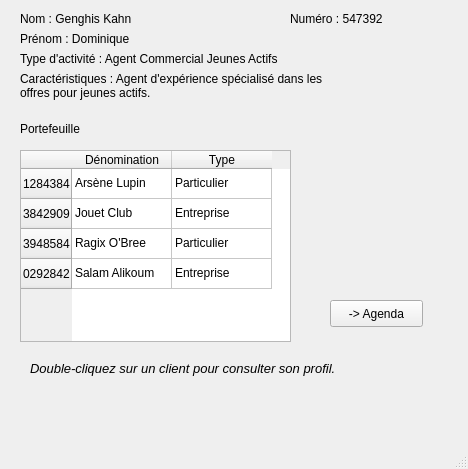
This is Fenetres/client/Agent.ui in H4413/SOA as Qt 5 draws it before an edit. The edited form follows.
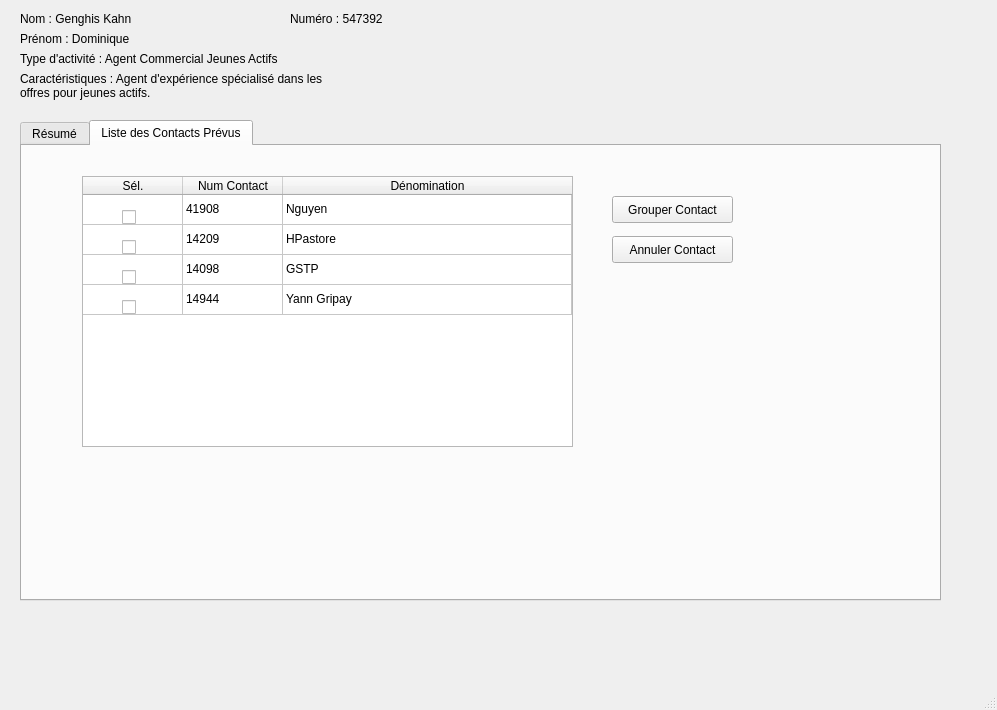
This is the edited form.

Commit message: Ajout Affichage liste des contacts prévus

Patch:
```diff
--- a/Fenetres/client/Agent.ui
+++ b/Fenetres/client/Agent.ui
@@ -6,27 +6,14 @@
    <rect>
     <x>0</x>
     <y>0</y>
-    <width>468</width>
-    <height>469</height>
+    <width>997</width>
+    <height>710</height>
    </rect>
   </property>
   <property name="windowTitle">
    <string>Dominique Genghis Kahn</string>
   </property>
   <widget class="QWidget" name="centralwidget">
-   <widget class="QLabel" name="label">
-    <property name="geometry">
-     <rect>
-      <x>20</x>
-      <y>120</y>
-      <width>131</width>
-      <height>17</height>
-     </rect>
-    </property>
-    <property name="text">
-     <string>Portefeuille</string>
-    </property>
-   </widget>
    <widget class="QLabel" name="label_2">
     <property name="geometry">
      <rect>
@@ -79,19 +66,6 @@
      <string>Numéro : 547392</string>
     </property>
    </widget>
-   <widget class="QPushButton" name="pushButton">
-    <property name="geometry">
-     <rect>
-      <x>330</x>
-      <y>300</y>
-      <width>93</width>
-      <height>27</height>
-     </rect>
-    </property>
-    <property name="text">
-     <string>-&gt; Agenda</string>
-    </property>
-   </widget>
    <widget class="QLabel" name="label_6">
     <property name="geometry">
      <rect>
@@ -106,11 +80,70 @@
 offres pour jeunes actifs.</string>
     </property>
    </widget>
-   <widget class="QTableWidget" name="tableWidget">
+   <widget class="QTabWidget" name="tabWidget">
     <property name="geometry">
      <rect>
       <x>20</x>
-      <y>150</y>
+      <y>120</y>
+      <width>921</width>
+      <height>481</height>
+     </rect>
+    </property>
+    <property name="currentIndex">
+     <number>1</number>
+    </property>
+    <widget class="QWidget" name="tab">
+     <attribute name="title">
+      <string>Résumé</string>
+     </attribute>
+     <widget class="QLabel" name="label_8">
+      <property name="geometry">
+       <rect>
+        <x>20</x>
+        <y>50</y>
+        <width>131</width>
+        <height>17</height>
+       </rect>
+      </property>
+      <property name="text">
+       <string>Portefeuille</string>
+      </property>
+     </widget>
+     <widget class="QLabel" name="label_9">
+      <property name="geometry">
+       <rect>
+        <x>30</x>
+        <y>290</y>
+        <width>351</width>
+        <height>17</height>
+       </rect>
+      </property>
+      <property name="text">
+       <string>&lt;!DOCTYPE HTML PUBLIC &quot;-//W3C//DTD HTML 4.0//EN&quot; &quot;http://www.w3.org/TR/REC-html40/strict.dtd&quot;&gt;
+&lt;html&gt;&lt;head&gt;&lt;meta name=&quot;qrichtext&quot; content=&quot;1&quot; /&gt;&lt;style type=&quot;text/css&quot;&gt;
+p, li { white-space: pre-wrap; }
+&lt;/style&gt;&lt;/head&gt;&lt;body style=&quot; font-family:'Sans'; font-size:10pt; font-weight:400; font-style:normal;&quot;&gt;
+&lt;p style=&quot; margin-top:0px; margin-bottom:0px; margin-left:0px; margin-right:0px; -qt-block-indent:0; text-indent:0px;&quot;&gt;&lt;span style=&quot; font-style:italic;&quot;&gt;Double-cliquez sur un client pour consulter son profil.&lt;/span&gt;&lt;/p&gt;&lt;/body&gt;&lt;/html&gt;</string>
+      </property>
+     </widget>
+     <widget class="QPushButton" name="pushButton_2">
+      <property name="geometry">
+       <rect>
+        <x>330</x>
+        <y>230</y>
+        <width>93</width>
+        <height>27</height>
+       </rect>
+      </property>
+      <property name="text">
+       <string>-&gt; Agenda</string>
+      </property>
+     </widget>
+     <widget class="QTableWidget" name="tableWidget_2">
+      <property name="geometry">
+       <rect>
+        <x>20</x>
+        <y>80</y>
       <width>271</width>
       <height>192</height>
      </rect>
@@ -186,22 +219,181 @@
      </property>
     </item>
    </widget>
-   <widget class="QLabel" name="label_7">
+    </widget>
+    <widget class="QWidget" name="tab_2">
+     <attribute name="title">
+      <string>Liste des Contacts Prévus</string>
+     </attribute>
+     <widget class="QTableWidget" name="tableWidget">
     <property name="geometry">
      <rect>
-      <x>30</x>
-      <y>360</y>
-      <width>351</width>
-      <height>17</height>
-     </rect>
-    </property>
+        <x>60</x>
+        <y>30</y>
+        <width>491</width>
+        <height>271</height>
+       </rect>
+      </property>
+      <attribute name="horizontalHeaderStretchLastSection">
+       <bool>true</bool>
+      </attribute>
+      <attribute name="verticalHeaderVisible">
+       <bool>false</bool>
+      </attribute>
+      <row>
     <property name="text">
-     <string>&lt;!DOCTYPE HTML PUBLIC &quot;-//W3C//DTD HTML 4.0//EN&quot; &quot;http://www.w3.org/TR/REC-html40/strict.dtd&quot;&gt;
-&lt;html&gt;&lt;head&gt;&lt;meta name=&quot;qrichtext&quot; content=&quot;1&quot; /&gt;&lt;style type=&quot;text/css&quot;&gt;
-p, li { white-space: pre-wrap; }
-&lt;/style&gt;&lt;/head&gt;&lt;body style=&quot; font-family:'Sans'; font-size:10pt; font-weight:400; font-style:normal;&quot;&gt;
-&lt;p style=&quot; margin-top:0px; margin-bottom:0px; margin-left:0px; margin-right:0px; -qt-block-indent:0; text-indent:0px;&quot;&gt;&lt;span style=&quot; font-style:italic;&quot;&gt;Double-cliquez sur un client pour consulter son profil.&lt;/span&gt;&lt;/p&gt;&lt;/body&gt;&lt;/html&gt;</string>
-    </property>
+        <string>Nouvelle ligne</string>
+       </property>
+      </row>
+      <row>
+       <property name="text">
+        <string>Nouvelle ligne</string>
+       </property>
+      </row>
+      <row>
+       <property name="text">
+        <string>Nouvelle ligne</string>
+       </property>
+      </row>
+      <row>
+       <property name="text">
+        <string>Nouvelle ligne</string>
+       </property>
+      </row>
+      <column>
+       <property name="text">
+        <string>Sél.</string>
+       </property>
+      </column>
+      <column>
+       <property name="text">
+        <string>Num Contact</string>
+       </property>
+      </column>
+      <column>
+       <property name="text">
+        <string>Dénomination</string>
+       </property>
+      </column>
+      <item row="0" column="1">
+       <property name="text">
+        <string>41908</string>
+       </property>
+      </item>
+      <item row="0" column="2">
+       <property name="text">
+        <string>Nguyen</string>
+       </property>
+      </item>
+      <item row="1" column="1">
+       <property name="text">
+        <string>14209</string>
+       </property>
+      </item>
+      <item row="1" column="2">
+       <property name="text">
+        <string>HPastore</string>
+       </property>
+      </item>
+      <item row="2" column="1">
+       <property name="text">
+        <string>14098</string>
+       </property>
+      </item>
+      <item row="2" column="2">
+       <property name="text">
+        <string>GSTP</string>
+       </property>
+      </item>
+      <item row="3" column="1">
+       <property name="text">
+        <string>14944</string>
+       </property>
+      </item>
+      <item row="3" column="2">
+       <property name="text">
+        <string>Yann Gripay</string>
+       </property>
+      </item>
+     </widget>
+     <widget class="QCheckBox" name="checkBox">
+      <property name="geometry">
+       <rect>
+        <x>100</x>
+        <y>60</y>
+        <width>21</width>
+        <height>22</height>
+       </rect>
+      </property>
+      <property name="text">
+       <string/>
+      </property>
+     </widget>
+     <widget class="QCheckBox" name="checkBox_2">
+      <property name="geometry">
+       <rect>
+        <x>100</x>
+        <y>90</y>
+        <width>21</width>
+        <height>22</height>
+       </rect>
+      </property>
+      <property name="text">
+       <string/>
+      </property>
+     </widget>
+     <widget class="QCheckBox" name="checkBox_3">
+      <property name="geometry">
+       <rect>
+        <x>100</x>
+        <y>120</y>
+        <width>21</width>
+        <height>22</height>
+       </rect>
+      </property>
+      <property name="text">
+       <string/>
+      </property>
+     </widget>
+     <widget class="QCheckBox" name="checkBox_4">
+      <property name="geometry">
+       <rect>
+        <x>100</x>
+        <y>150</y>
+        <width>21</width>
+        <height>22</height>
+       </rect>
+      </property>
+      <property name="text">
+       <string/>
+      </property>
+     </widget>
+     <widget class="QPushButton" name="pushButton">
+      <property name="geometry">
+       <rect>
+        <x>590</x>
+        <y>50</y>
+        <width>121</width>
+        <height>27</height>
+       </rect>
+      </property>
+      <property name="text">
+       <string>Grouper Contact</string>
+      </property>
+     </widget>
+     <widget class="QPushButton" name="pushButton_3">
+      <property name="geometry">
+       <rect>
+        <x>590</x>
+        <y>90</y>
+        <width>121</width>
+        <height>27</height>
+       </rect>
+      </property>
+      <property name="text">
+       <string>Annuler Contact</string>
+      </property>
+     </widget>
+    </widget>
    </widget>
   </widget>
   <widget class="QMenuBar" name="menubar">
```
Left out of the diff: 2 changed lines with no effect on the pictures. Lines whose indentation alone changed are shown as unchanged.
